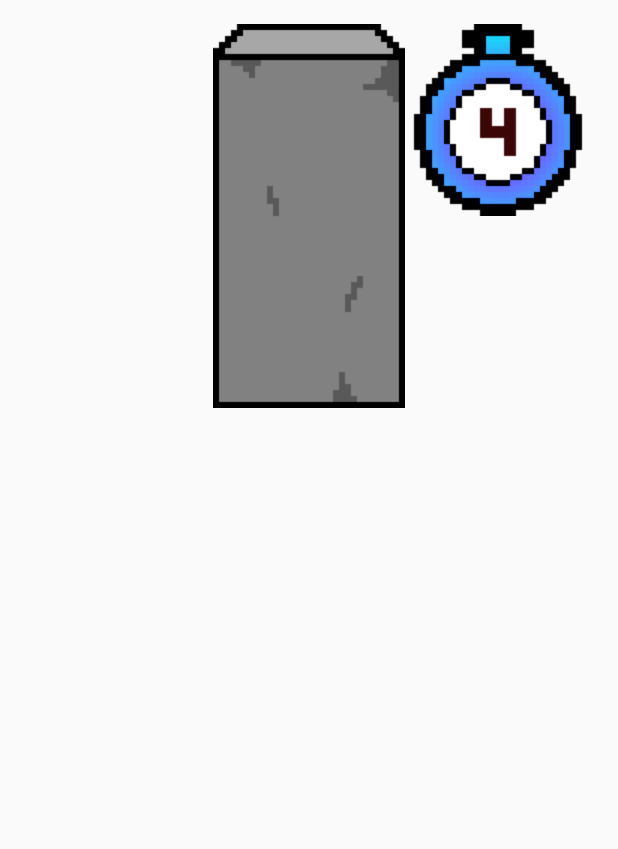
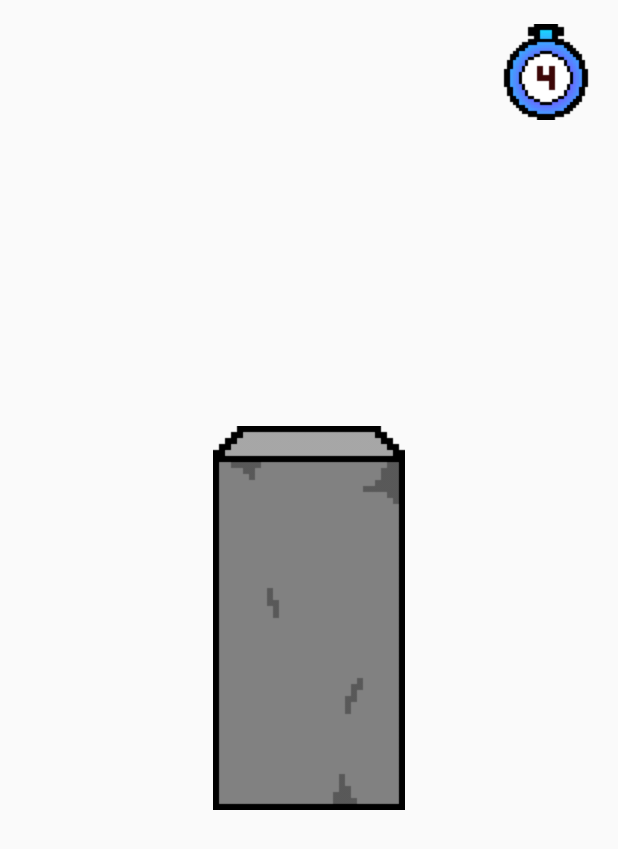
Before and after one commit to SpookySkelemen/Mikrospiele, an Android app: the ChiselActivity screen opened directly, with no data from a screen before it, on a phone screen of 412 x 824 dp. Shown: the top 849 px of the screen. Run offline under Robolectric (Android 15) with nearby library versions, the phone set to English and light mode, and no system bars.

Commit message:
Rearranged activity_chisel layout Resized timer images

```diff
--- a/app/src/main/res/layout/activity_chisel.xml
+++ b/app/src/main/res/layout/activity_chisel.xml
@@ -14,7 +14,7 @@
         android:id="@+id/btnChisel"
         android:layout_width="wrap_content"
         android:layout_height="wrap_content"
-        android:layout_alignParentTop="true"
+        android:layout_centerVertical="true"
         android:layout_centerHorizontal="true"
         android:background="@null"
         android:onClick="chisel"
```
Also changed, not shown: app/src/main/res/drawable/timer1.png, app/src/main/res/drawable/timer2.png, app/src/main/res/drawable/timer3.png, app/src/main/res/drawable/timer4.png, app/src/main/res/drawable/timer5.png.
